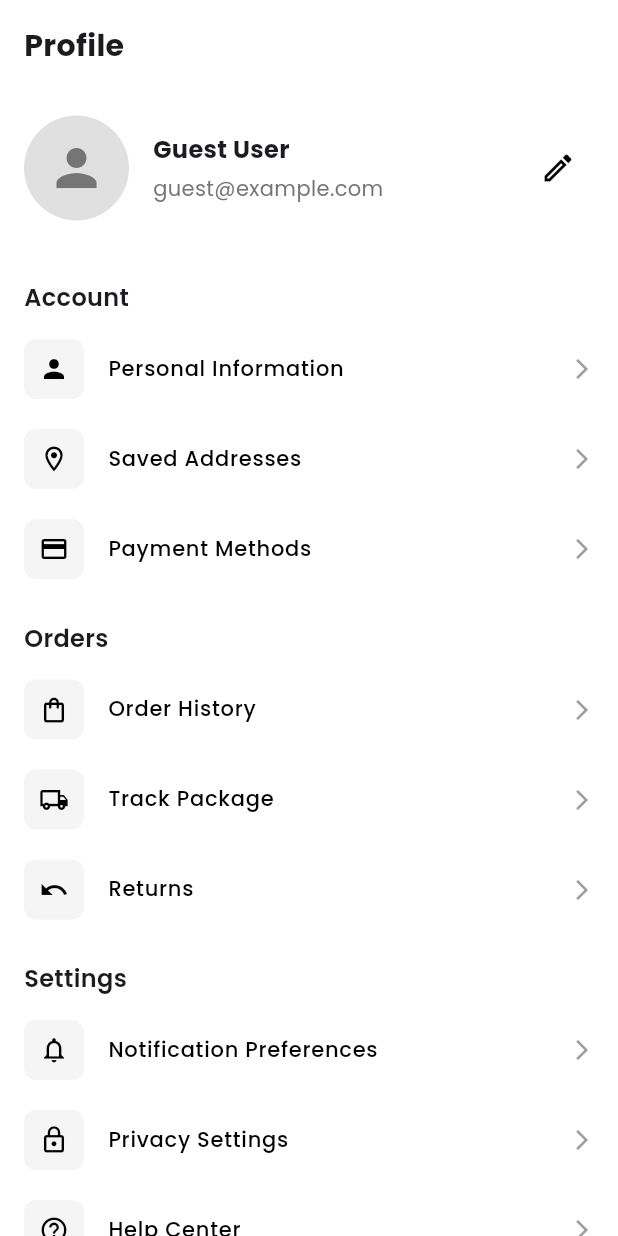
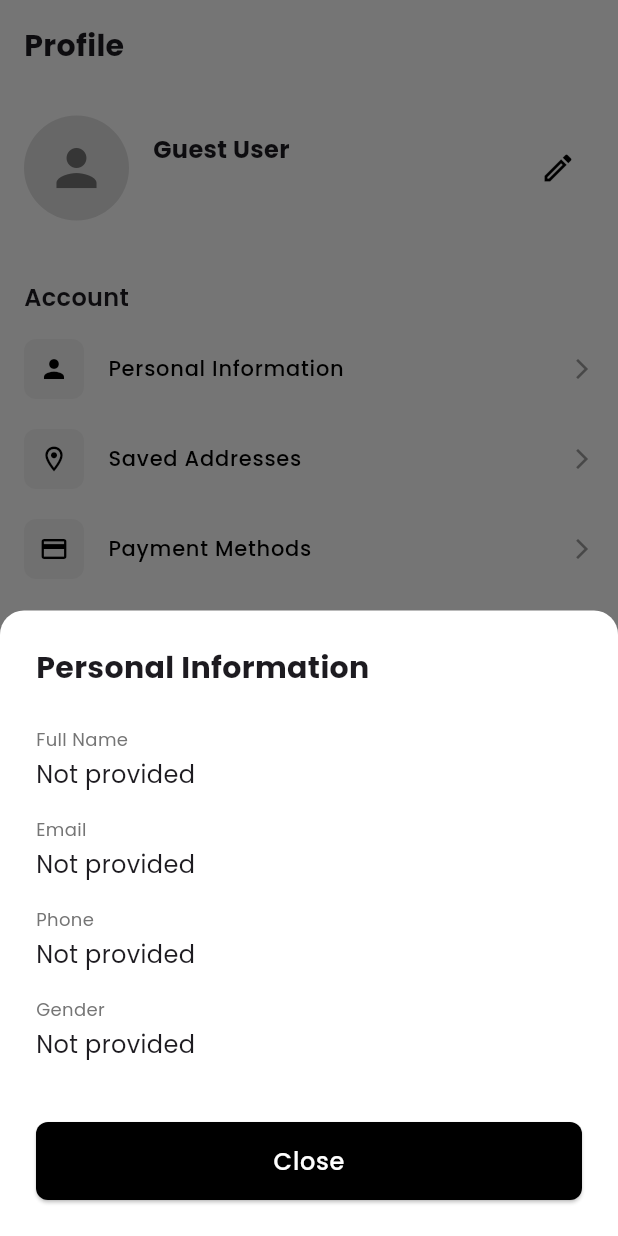
Before and after one commit to fyodorrrrr/haul-app, a Flutter app: the ProfileScreen widget shown alone on an empty page, opened directly, after a tap on "Personal Information", on a phone screen of 412 x 824 dp. Run offline on Flutter 3.47's test engine with Material 3 defaults, Android fonts, the phone set to English and light mode, and no system bars; our stand-ins replace cloud_firestore, firebase_auth, firebase_core, google_fonts, google_sign_in; accounts and stored records are empty.

Commit message:
feat: implement user profile model and enhance profile screen functionality

```diff
--- /dev/null
+++ b/devtools_options.yaml
@@ -0,0 +1,3 @@
+description: This file stores settings for Dart & Flutter DevTools.
+documentation: https://docs.flutter.dev/tools/devtools/extensions#configure-extension-enablement-states
+extensions:
--- /dev/null
+++ b/lib/models/user_profile_model.dart
@@ -0,0 +1,102 @@
+import 'package:cloud_firestore/cloud_firestore.dart';
+
+class UserProfile {
+  final String uid;
+  final String email;
+  final String fullName;
+  final String gender;
+  final String phone;
+  final DateTime? birthDate;
+  final String? photoUrl;
+  final String role;
+  final DateTime? createdAt;
+  final String provider; // 'email', 'google', etc.
+
+  UserProfile({
+    required this.uid,
+    required this.email,
+    required this.fullName,
+    required this.gender,
+    required this.phone,
+    this.birthDate,
+    this.photoUrl,
+    required this.role,
+    this.createdAt,
+    required this.provider,
+  });
+
+  // Factory constructor to create a UserProfile from a Map (Firebase data)
+  factory UserProfile.fromMap(Map<String, dynamic> data) {
+    return UserProfile(
+      uid: data['uid'] ?? '',
+      email: data['email'] ?? '',
+      fullName: data['fullName'] ?? '',
+      gender: data['gender'] ?? '',
+      phone: data['phone'] ?? '',
+      birthDate: data['birthDate'] != null
+          ? (data['birthDate'] is Timestamp
+              ? (data['birthDate'] as Timestamp).toDate()
+              : DateTime.parse(data['birthDate']))
+          : null,
+      photoUrl: data['photoUrl'],
+      role: data['role'] ?? 'buyer',
+      createdAt: data['created_at'] != null
+          ? (data['created_at'] is Timestamp
+              ? (data['created_at'] as Timestamp).toDate()
+              : DateTime.parse(data['created_at']))
+          : null,
+      provider: data['provider'] ?? 'email',
+    );
+  }
+
+  // Method to convert UserProfile to Map (for saving to Firebase)
+  Map<String, dynamic> toMap() {
+    return {
+      'uid': uid,
+      'email': email,
+      'fullName': fullName,
+      'gender': gender,
+      'phone': phone,
+      'birthDate': birthDate?.toIso8601String(),
+      'photoUrl': photoUrl,
+      'role': role,
+      // Let Firebase set the timestamp
+      // 'created_at': createdAt?.toIso8601String(),
+      'provider': provider,
+    };
+  }
+
+  // Method to check if profile is complete with required fields
+  bool isComplete() {
+    return fullName.isNotEmpty &&
+           gender.isNotEmpty &&
+           phone.isNotEmpty;
+  }
+
+  // Create a copy of this UserProfile with modified fields
+  UserProfile copyWith({
+    String? uid,
+    String? email,
+    String? fullName,
+    String? gender,
+    String? phone,
+    DateTime? birthDate,
+    String? photoUrl,
+    String? role,
+    DateTime? createdAt,
+    String? provider,
+  }) {
+    return UserProfile(
+      uid: uid ?? this.uid,
+      email: email ?? this.email,
+      fullName: fullName ?? this.fullName,
+      gender: gender ?? this.gender,
+      phone: phone ?? this.phone,
+      birthDate: birthDate ?? this.birthDate,
+      photoUrl: photoUrl ?? this.photoUrl,
+      role: role ?? this.role,
+      createdAt: createdAt ?? this.createdAt,
+      provider: provider ?? this.provider,
+    );
+  }
+}
--- a/lib/screens/buyer/profile_screen.dart
+++ b/lib/screens/buyer/profile_screen.dart
@@ -1,9 +1,10 @@
 import 'package:flutter/material.dart';
 import 'package:google_fonts/google_fonts.dart';
 import 'package:firebase_auth/firebase_auth.dart';
-// import 'login_screen.dart';
+import 'package:intl/intl.dart';
 import 'welcome_screen.dart';
 import '/widgets/loading_screen.dart';
+import '/models/user_profile_model.dart';
 
 class ProfileScreen extends StatelessWidget {
   final Map<String, dynamic> userData;
@@ -15,7 +16,8 @@ class ProfileScreen extends StatelessWidget {
 
   @override
   Widget build(BuildContext context) {
-    //final size = MediaQuery.of(context).size;
+    // Convert Map to UserProfile model
+    UserProfile userProfile = _getUserProfile();
 
     return SingleChildScrollView(
       child: Padding(
@@ -35,13 +37,17 @@ class ProfileScreen extends StatelessWidget {
             ),
 
             // Profile Header
-            _buildProfileHeader(context),
+            _buildProfileHeader(context, userProfile),
 
             const SizedBox(height: 24),
 
             // Account Section
             _buildSectionHeader('Account'),
-            _buildMenuItem(Icons.person, 'Personal Information'),
+            _buildMenuItem(
+              Icons.person,
+              'Personal Information',
+              onTap: () => _showPersonalInfo(context, userProfile),
+            ),
             _buildMenuItem(Icons.location_on_outlined, 'Saved Addresses'),
             _buildMenuItem(Icons.payment, 'Payment Methods'),
 
@@ -68,32 +74,7 @@ class ProfileScreen extends StatelessWidget {
               width: double.infinity,
               padding: const EdgeInsets.only(bottom: 24),
               child: OutlinedButton(
-                onPressed: () async {
-                  LoadingScreen.show(context);
-                  try {
-
-                    // Sign out the user
-                    await FirebaseAuth.instance.signOut();
-
-                    // Navigate to the login screen or welcome screen
-                    Navigator.pushReplacement(
-                      context,
-                      MaterialPageRoute(builder: (_) => const WelcomeScreen()),
-                    );
-                  } catch (e) {
-                    // Show an error message if logout fails
-                    LoadingScreen.hide(context);
-                    ScaffoldMessenger.of(context).showSnackBar(
-                      SnackBar(
-                        content: Text(
-                          'Error logging out: ${e.toString()}',
-                          style: GoogleFonts.poppins(),
-                        ),
-                        backgroundColor: Colors.red,
-                      ),
-                    );
-                  }
-                },
+                onPressed: () => _logout(context),
                 style: OutlinedButton.styleFrom(
                   foregroundColor: Colors.black,
                   side: const BorderSide(color: Colors.black),
@@ -117,7 +98,48 @@ class ProfileScreen extends StatelessWidget {
     );
   }
 
-  Widget _buildProfileHeader(BuildContext context) {
+  // Convert Map data to UserProfile object
+  UserProfile _getUserProfile() {
+    try {
+      return UserProfile.fromMap(userData);
+    } catch (e) {
+      // Fallback for if the map doesn't have all required fields
+      return UserProfile(
+        uid: userData['uid'] ?? '',
+        email: userData['email'] ?? 'guest@example.com',
+        fullName: userData['fullName'] ?? 'Guest User',
+        gender: userData['gender'] ?? '',
+        phone: userData['phone'] ?? '',
+        role: userData['role'] ?? 'buyer',
+        provider: userData['provider'] ?? 'email',
+      );
+    }
+  }
+
+  // Logout function
+  Future<void> _logout(BuildContext context) async {
+    LoadingScreen.show(context);
+    try {
+      await FirebaseAuth.instance.signOut();
+      Navigator.pushReplacement(
+        context,
+        MaterialPageRoute(builder: (_) => const WelcomeScreen()),
+      );
+    } catch (e) {
+      LoadingScreen.hide(context);
+      ScaffoldMessenger.of(context).showSnackBar(
+        SnackBar(
+          content: Text(
+            'Error logging out: ${e.toString()}',
+            style: GoogleFonts.poppins(),
+          ),
+          backgroundColor: Colors.red,
+        ),
+      );
+    }
+  }
+
+  Widget _buildProfileHeader(BuildContext context, UserProfile profile) {
     return Container(
       padding: const EdgeInsets.symmetric(vertical: 16),
       child: Row(
@@ -129,14 +151,22 @@ class ProfileScreen extends StatelessWidget {
             decoration: BoxDecoration(
               color: Colors.grey.shade300,
               shape: BoxShape.circle,
+              image: profile.photoUrl != null && profile.photoUrl!.isNotEmpty
+                ? DecorationImage(
+                    image: NetworkImage(profile.photoUrl!),
+                    fit: BoxFit.cover,
+                  )
+                : null,
             ),
-            child: Center(
-              child: Icon(
-                Icons.person,
-                size: 40,
-                color: Colors.grey.shade600,
-              ),
-            ),
+            child: profile.photoUrl == null || profile.photoUrl!.isEmpty
+                ? Center(
+                    child: Icon(
+                      Icons.person,
+                      size: 40,
+                      color: Colors.grey.shade600,
+                    ),
+                  )
+                : null,
           ),
 
           const SizedBox(width: 16),
@@ -147,7 +177,7 @@ class ProfileScreen extends StatelessWidget {
               crossAxisAlignment: CrossAxisAlignment.start,
               children: [
                 Text(
-                  userData['name'] ?? 'Guest User',
+                  profile.fullName.isNotEmpty ? profile.fullName : 'Guest User',
                   style: GoogleFonts.poppins(
                     fontSize: 16,
                     fontWeight: FontWeight.bold,
@@ -155,7 +185,7 @@ class ProfileScreen extends StatelessWidget {
                 ),
                 const SizedBox(height: 4),
                 Text(
-                  userData['email'] ?? 'guest@example.com',
+                  profile.email,
                   style: GoogleFonts.poppins(
                     fontSize: 14,
                     color: Colors.grey.shade600,
@@ -170,6 +200,7 @@ class ProfileScreen extends StatelessWidget {
             icon: const Icon(Icons.edit_outlined),
             onPressed: () {
               // Handle edit profile
+              _showEditProfile(context, profile);
             },
           ),
         ],
@@ -190,7 +221,7 @@ class ProfileScreen extends StatelessWidget {
     );
   }
 
-  Widget _buildMenuItem(IconData icon, String title) {
+  Widget _buildMenuItem(IconData icon, String title, {VoidCallback? onTap}) {
     return Container(
       margin: const EdgeInsets.only(bottom: 4),
       child: ListTile(
@@ -216,9 +247,103 @@ class ProfileScreen extends StatelessWidget {
           size: 16,
           color: Colors.grey,
         ),
-        onTap: () {
-          // Handle menu item tap
-        },
+        onTap: onTap,
+      ),
+    );
+  }
+
+  // Show user's personal information
+  void _showPersonalInfo(BuildContext context, UserProfile profile) {
+    showModalBottomSheet(
+      context: context,
+      isScrollControlled: true,
+      shape: const RoundedRectangleBorder(
+        borderRadius: BorderRadius.vertical(top: Radius.circular(16)),
+      ),
+      builder: (context) => Container(
+        padding: const EdgeInsets.all(24),
+        child: Column(
+          mainAxisSize: MainAxisSize.min,
+          crossAxisAlignment: CrossAxisAlignment.start,
+          children: [
+            Text(
+              'Personal Information',
+              style: GoogleFonts.poppins(
+                fontSize: 20,
+                fontWeight: FontWeight.bold,
+              ),
+            ),
+            const SizedBox(height: 24),
+
+            _buildInfoRow('Full Name', profile.fullName),
+            _buildInfoRow('Email', profile.email),
+            _buildInfoRow('Phone', profile.phone),
+            _buildInfoRow('Gender', profile.gender),
+            if (profile.birthDate != null)
+              _buildInfoRow('Birth Date', DateFormat('MMMM d, yyyy').format(profile.birthDate!)),
+
+            const SizedBox(height: 24),
+            SizedBox(
+              width: double.infinity,
+              child: ElevatedButton(
+                onPressed: () => Navigator.pop(context),
+                style: ElevatedButton.styleFrom(
+                  backgroundColor: Colors.black,
+                  padding: const EdgeInsets.symmetric(vertical: 14),
+                  shape: RoundedRectangleBorder(
+                    borderRadius: BorderRadius.circular(8),
+                  ),
+                ),
+                child: Text(
+                  'Close',
+                  style: GoogleFonts.poppins(
+                    fontSize: 16,
+                    fontWeight: FontWeight.w500,
+                  ),
+                ),
+              ),
+            ),
+          ],
+        ),
+      ),
+    );
+  }
+
+  Widget _buildInfoRow(String label, String value) {
+    return Padding(
+      padding: const EdgeInsets.only(bottom: 16),
+      child: Column(
+        crossAxisAlignment: CrossAxisAlignment.start,
+        children: [
+          Text(
+            label,
+            style: GoogleFonts.poppins(
+              fontSize: 12,
+              color: Colors.grey.shade600,
+            ),
+          ),
+          const SizedBox(height: 4),
+          Text(
+            value.isNotEmpty ? value : 'Not provided',
+            style: GoogleFonts.poppins(
+              fontSize: 16,
+            ),
+          ),
+        ],
+      ),
+    );
+  }
+
+  // Edit profile dialog
+  void _showEditProfile(BuildContext context, UserProfile profile) {
+    // This would be implemented to edit profile
+    // For now, show a coming soon message
+    ScaffoldMessenger.of(context).showSnackBar(
+      SnackBar(
+        content: Text(
+          'Profile editing coming soon!',
+          style: GoogleFonts.poppins(),
+        ),
       ),
     );
   }
```
